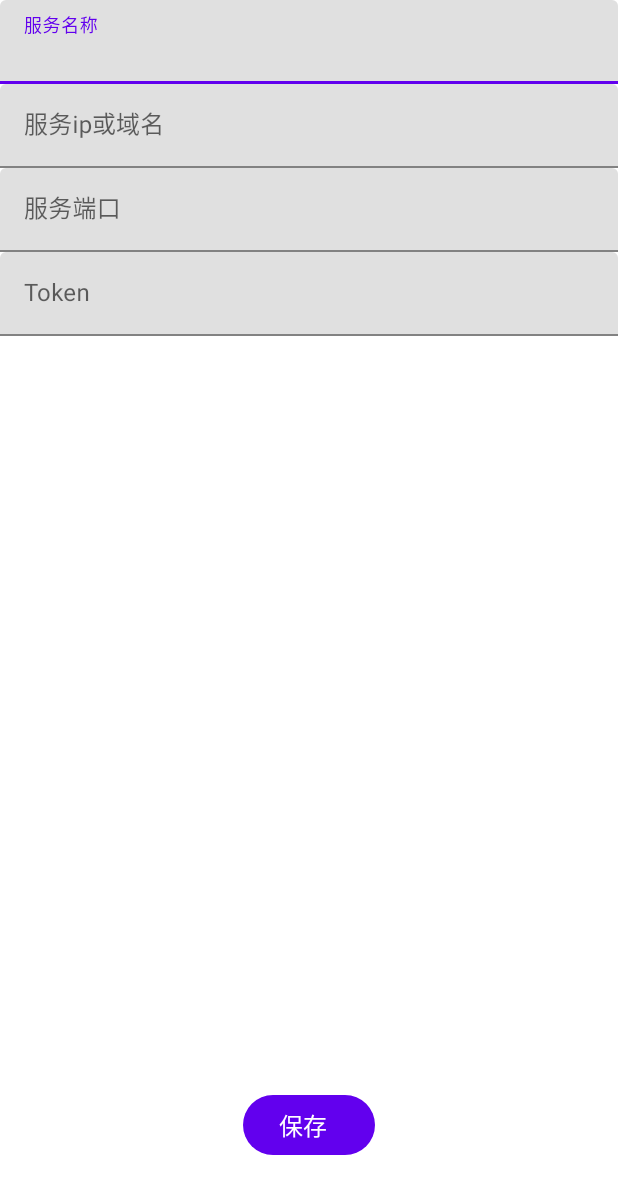
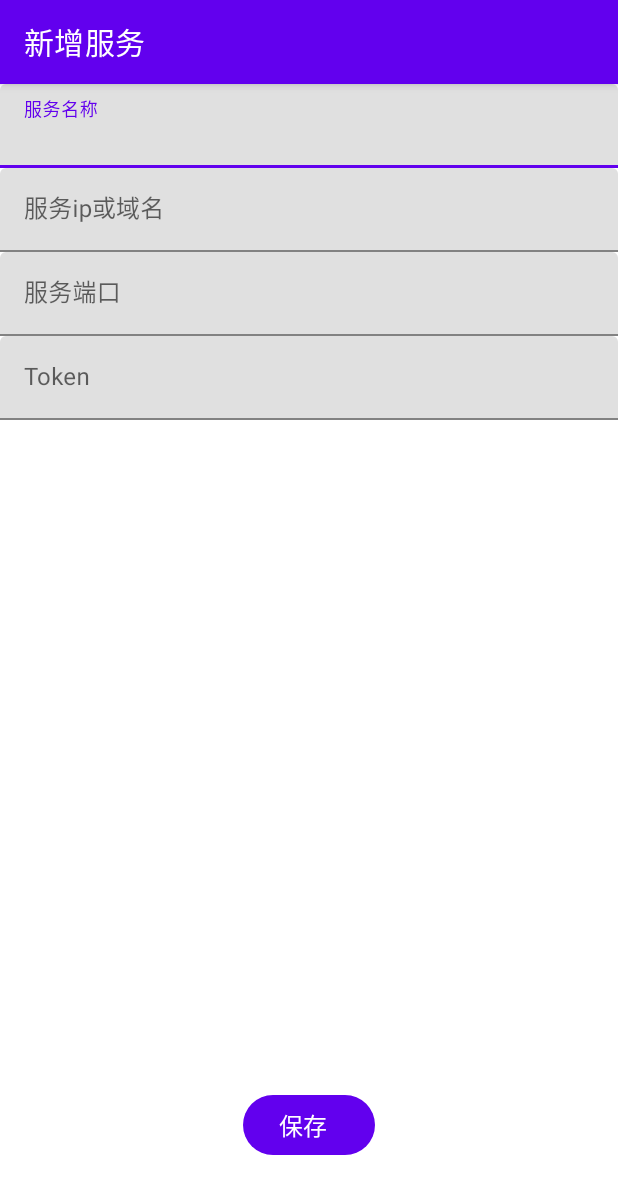
Before and after one commit to loongwind/android-frp-client, an Android app: the layout activity_config.xml on its own in the app's theme, with its tools: preview values and no code run, on a phone screen of 412 x 824 dp. Shown: the top 1194 px of the screen. Run offline under Robolectric (Android 15) with nearby library versions, the phone set to English and light mode, and no system bars.

Commit message:
config toolbar

```diff
--- a/app/src/main/AndroidManifest.xml
+++ b/app/src/main/AndroidManifest.xml
@@ -33,15 +33,19 @@
 
         <activity
             android:name=".ui.ConfigActivity"
+            android:theme="@style/Theme.FrpClient.NoActionBar"
             android:label="FrpcConfig" />
         <activity
             android:name=".ui.FrpServiceDetailsActivity"
-            android:label="FrpcConfig" />
+            android:theme="@style/Theme.FrpClient.NoActionBar"
+            android:label="FrpService" />
         <activity
             android:name=".ui.FrpAddConfigActivity"
+            android:theme="@style/Theme.FrpClient.NoActionBar"
             android:label="FrpcConfig" />
         <activity
             android:name=".ui.FrpcConfigListActivity"
+            android:theme="@style/Theme.FrpClient.NoActionBar"
             android:label="FrpcConfigList" />
     </application>
 
--- a/app/src/main/java/com/loongwind/frp/client/constant/Event.kt
+++ b/app/src/main/java/com/loongwind/frp/client/constant/Event.kt
@@ -8,3 +8,4 @@ const val EVENT_START_SERVICE = 0xf005
 const val EVENT_STOP_SERVICE = 0xf006
 const val EVENT_DETAILS = 0xf007
 const val EVENT_SELECT = 0xf008
+const val EVENT_RESULT = 0xf009
--- a/app/src/main/java/com/loongwind/frp/client/service/FrpcService.kt
+++ b/app/src/main/java/com/loongwind/frp/client/service/FrpcService.kt
@@ -24,10 +24,6 @@ class FrpcService : Service(), KoinComponent {
 
     override fun onBind(intent: Intent?): IBinder? {
         return null
-    }
-
-    override fun onCreate() {
-        super.onCreate()
     }
 
     private fun startFrpc(id: Long) {
--- a/app/src/main/java/com/loongwind/frp/client/ui/FrpcConfigListActivity.kt
+++ b/app/src/main/java/com/loongwind/frp/client/ui/FrpcConfigListActivity.kt
@@ -5,6 +5,7 @@ import android.os.Bundle
 import android.view.View
 import com.loongwind.ardf.base.BaseBindingViewModelActivity
 import com.loongwind.ardf.base.event.EVENT_BACK
+import com.loongwind.frp.client.constant.EVENT_RESULT
 import com.loongwind.frp.client.constant.KEY_ID
 import com.loongwind.frp.client.databinding.ActivityFrpServiceBinding
 import com.loongwind.frp.client.vm.FrpServiceVM
@@ -22,7 +23,8 @@ class FrpcConfigListActivity : BaseBindingViewModelActivity<ActivityFrpServiceBi
     }
 
     override fun onEvent(eventId: Int) {
-        if(eventId == EVENT_BACK){
+        super.onEvent(eventId)
+        if(eventId == EVENT_RESULT){
             val intent = Intent()
             intent.putExtra(KEY_ID, viewModel.selectedConfig.get()?.id)
             setResult(RESULT_OK, intent)
--- a/app/src/main/java/com/loongwind/frp/client/vm/ConfigVM.kt
+++ b/app/src/main/java/com/loongwind/frp/client/vm/ConfigVM.kt
@@ -73,6 +73,11 @@ class ConfigVM : BaseViewModel(), KoinComponent{
         iniSection.update(ATTR_SERVER_PORT, servicePort.get() ?: "")
         iniSection.update(ATTR_TOKEN, token.get() ?: "")
 
+        iniSection.update(ATTR_ADMIN_PORT, DEFAULT_ADMIN_PORT)
+        iniSection.update(ATTR_ADMIN_USER, DEFAULT_ADMIN_USER)
+        iniSection.update(ATTR_ADMIN_PWD, DEFAULT_ADMIN_PWD)
+        iniSection.update(ATTR_LOG_FILE, DEFAULT_LOG_FILE)
+
         println(iniConfig)
         return iniConfig
     }
--- a/app/src/main/java/com/loongwind/frp/client/vm/FrpServiceVM.kt
+++ b/app/src/main/java/com/loongwind/frp/client/vm/FrpServiceVM.kt
@@ -6,6 +6,7 @@ import androidx.databinding.ObservableList
 import com.loongwind.ardf.base.BaseViewModel
 import com.loongwind.frp.client.constant.EVENT_ADD_SERVICE
 import com.loongwind.frp.client.constant.EVENT_CLICK_ITEM
+import com.loongwind.frp.client.constant.EVENT_RESULT
 import com.loongwind.frp.client.model.IniConfig
 import com.loongwind.frp.client.repository.IniRepository
 import org.koin.core.component.KoinComponent
@@ -35,7 +36,7 @@ class FrpServiceVM : BaseViewModel(), KoinComponent {
         if(item is IniConfig){
             if(isSelectMode){
                 selectedConfig.set(item)
-                back()
+                postEvent(EVENT_RESULT)
             }else{
                 clickItem = item
                 postEvent(EVENT_CLICK_ITEM)
--- /dev/null
+++ b/app/src/main/res/drawable/ic_back.xml
@@ -0,0 +1,5 @@
+<vector android:height="24dp" android:tint="#FFFFFF"
+    android:viewportHeight="24" android:viewportWidth="24"
+    android:width="24dp" xmlns:android="http://schemas.android.com/apk/res/android">
+    <path android:fillColor="@android:color/white" android:pathData="M11.67,3.87L9.9,2.1 0,12l9.9,9.9 1.77,-1.77L3.54,12z"/>
+</vector>
--- /dev/null
+++ b/app/src/main/res/drawable/ic_item_config.xml
@@ -0,0 +1,5 @@
+<vector android:height="24dp" android:tint="#2196F3"
+    android:viewportHeight="24" android:viewportWidth="24"
+    android:width="24dp" xmlns:android="http://schemas.android.com/apk/res/android">
+    <path android:fillColor="@android:color/white" android:pathData="M19.14,12.94c0.04,-0.3 0.06,-0.61 0.06,-0.94c0,-0.32 -0.02,-0.64 -0.07,-0.94l2.03,-1.58c0.18,-0.14 0.23,-0.41 0.12,-0.61l-1.92,-3.32c-0.12,-0.22 -0.37,-0.29 -0.59,-0.22l-2.39,0.96c-0.5,-0.38 -1.03,-0.7 -1.62,-0.94L14.4,2.81c-0.04,-0.24 -0.24,-0.41 -0.48,-0.41h-3.84c-0.24,0 -0.43,0.17 -0.47,0.41L9.25,5.35C8.66,5.59 8.12,5.92 7.63,6.29L5.24,5.33c-0.22,-0.08 -0.47,0 -0.59,0.22L2.74,8.87C2.62,9.08 2.66,9.34 2.86,9.48l2.03,1.58C4.84,11.36 4.8,11.69 4.8,12s0.02,0.64 0.07,0.94l-2.03,1.58c-0.18,0.14 -0.23,0.41 -0.12,0.61l1.92,3.32c0.12,0.22 0.37,0.29 0.59,0.22l2.39,-0.96c0.5,0.38 1.03,0.7 1.62,0.94l0.36,2.54c0.05,0.24 0.24,0.41 0.48,0.41h3.84c0.24,0 0.44,-0.17 0.47,-0.41l0.36,-2.54c0.59,-0.24 1.13,-0.56 1.62,-0.94l2.39,0.96c0.22,0.08 0.47,0 0.59,-0.22l1.92,-3.32c0.12,-0.22 0.07,-0.47 -0.12,-0.61L19.14,12.94zM12,15.6c-1.98,0 -3.6,-1.62 -3.6,-3.6s1.62,-3.6 3.6,-3.6s3.6,1.62 3.6,3.6S13.98,15.6 12,15.6z"/>
+</vector>
--- a/app/src/main/res/layout/activity_config.xml
+++ b/app/src/main/res/layout/activity_config.xml
@@ -8,6 +8,8 @@
         <variable
             name="vm"
             type="com.loongwind.frp.client.vm.ConfigVM" />
+
+        <import type="android.view.Gravity"/>
 
     </data>
 
@@ -21,12 +23,16 @@
             android:layout_height="wrap_content"
             android:theme="@style/Theme.FrpClient.AppBarOverlay">
 
-            <!--            <androidx.appcompat.widget.Toolbar-->
-            <!--                android:id="@+id/toolbar"-->
-            <!--                android:layout_width="match_parent"-->
-            <!--                android:layout_height="?attr/actionBarSize"-->
-            <!--                android:background="?attr/colorPrimary"-->
-            <!--                app:popupTheme="@style/Theme.FrpClient.PopupOverlay" />-->
+            <androidx.appcompat.widget.Toolbar
+                android:id="@+id/toolbar"
+                android:layout_width="match_parent"
+                android:layout_height="?attr/actionBarSize"
+                android:background="?attr/colorPrimary"
+                app:popupTheme="@style/Theme.FrpClient.PopupOverlay"
+                app:title="新增服务"
+                app:titleGravity="@{Gravity.CENTER}"
+                app:showBack="@{true}"
+                app:navigationOnClickListener="@{()->vm.back()}"/>
 
         </com.google.android.material.appbar.AppBarLayout>
 
--- a/app/src/main/res/layout/activity_frp_service.xml
+++ b/app/src/main/res/layout/activity_frp_service.xml
@@ -28,7 +28,9 @@
                 android:background="?attr/colorPrimary"
                 app:popupTheme="@style/Theme.FrpClient.PopupOverlay"
                 app:title="配置列表"
-                app:titleGravity="@{Gravity.CENTER}"/>
+                app:titleGravity="@{Gravity.CENTER}"
+                app:showBack="@{vm.isSelectMode}"
+                app:navigationOnClickListener="@{()->vm.back()}"/>
 
         </com.google.android.material.appbar.AppBarLayout>
 
--- a/app/src/main/res/layout/fragment_home.xml
+++ b/app/src/main/res/layout/fragment_home.xml
@@ -103,7 +103,7 @@
                 <include
                     layout="@layout/layout_text_item"
                     android:onClick="@{()->vm.onSelectConfig()}"
-                    app:icon="@{@drawable/ic_config}"
+                    app:icon="@{@drawable/ic_item_config}"
                     app:showArrow="@{true}"
                     app:title='@{"配置"}'
                     app:value='@{vm.config == null ? "请选择" : vm.config.name}' />
```
Also changed, not shown: app/src/main/java/com/loongwind/frp/client/ext/ToolbarExt.kt (+18 -4 lines), app/src/main/res/drawable/ic_config.xml (+6 -5 lines), app/src/main/res/layout/activity_frp_add_config.xml (+12 -6 lines), app/src/main/res/layout/activity_frp_service_details.xml (+11 -6 lines).
